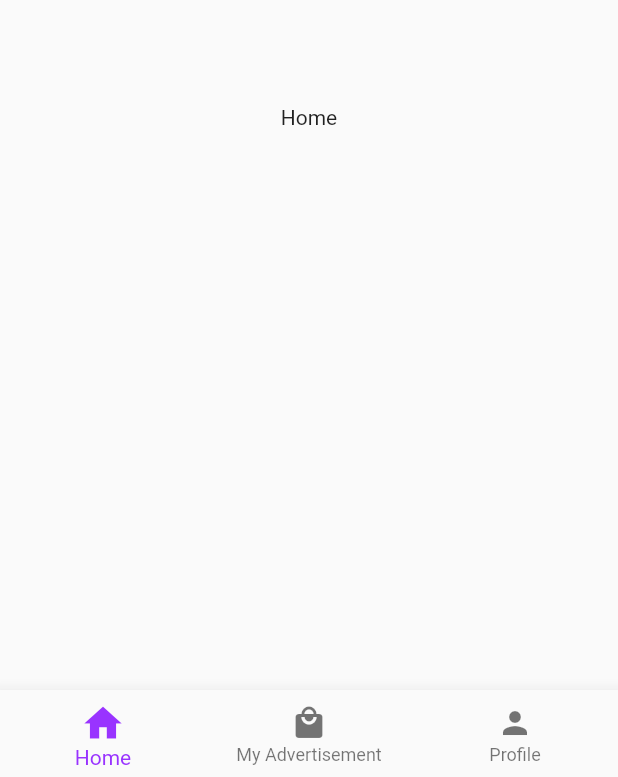
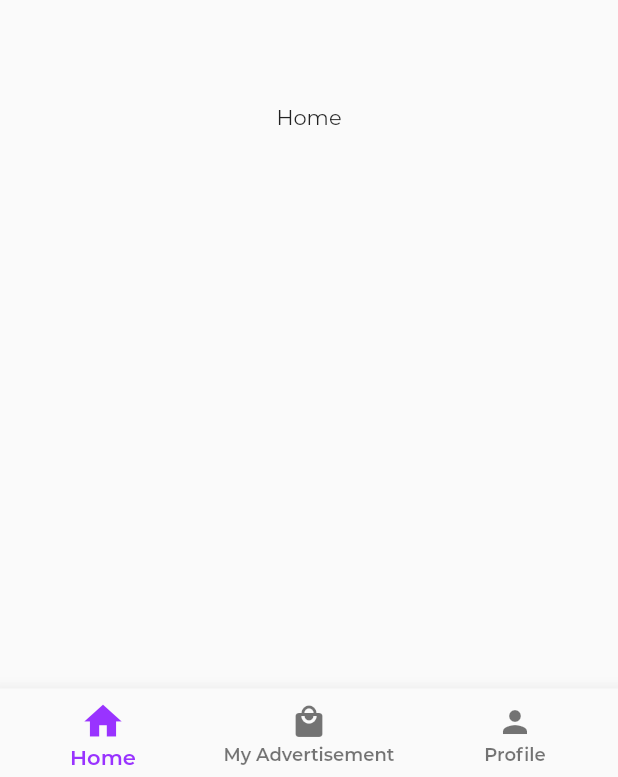
Before and after one commit to FernandoSoldera/e_commerce, a Flutter app: the screen it shows after launch, on a phone screen of 412 x 824 dp. Shown: the part 456-1233 px from the top of the screen. Run offline on Flutter 3.47's test engine with Material 2 defaults, Android fonts, the phone set to English and light mode, and no system bars; our stand-ins replace easy_localization.

Commit message:
Include custom fonts

```diff
--- a/lib/main.dart
+++ b/lib/main.dart
@@ -43,6 +43,7 @@ class _MyAppState extends State<MyApp> {
       supportedLocales: context.supportedLocales,
       locale: context.locale,
       theme: ThemeData(
+        fontFamily: 'Montserrat',
         primarySwatch: Colors.blue,
         highlightColor: Color.fromARGB(50, 153, 51, 255),
         visualDensity: VisualDensity.adaptivePlatformDensity,
@@ -52,6 +53,8 @@ class _MyAppState extends State<MyApp> {
           currentIndex: _currentIndex,
           selectedItemColor: Color.fromARGB(255, 153, 51, 255),
           iconSize: 24,
+          selectedLabelStyle: TextStyle(fontWeight: FontWeight.w600),
+          unselectedLabelStyle: TextStyle(fontWeight: FontWeight.w600),
           selectedIconTheme: IconThemeData(size: 30),
           elevation: 10,
           items: [
```
Also changed, not shown: pubspec.yaml (+10 -0 lines), assets/fonts/Montserrat-Bold.ttf (added), assets/fonts/Montserrat-Regular.ttf (added), assets/fonts/Montserrat-SemiBold.ttf (added).
